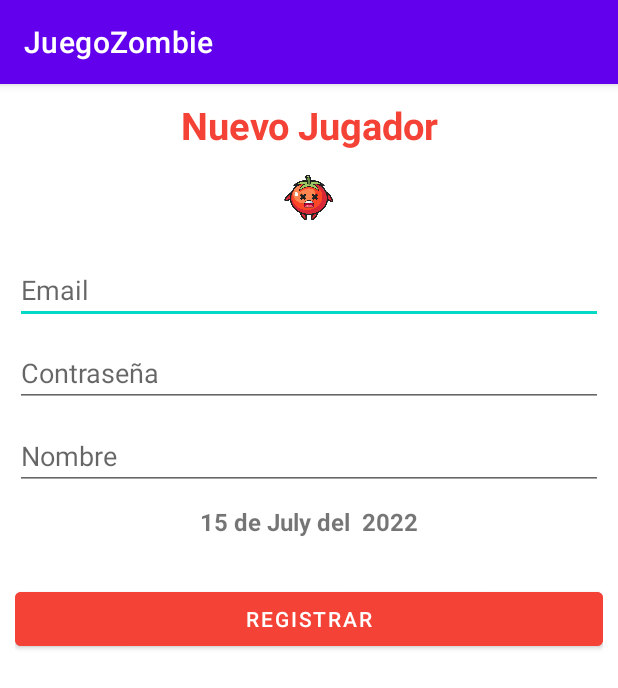
After one commit to RonnyChamba/Juego-Zombies, an Android app: the Registro screen opened directly, with no data from a screen before it, on a phone screen of 412 x 824 dp. The commit adds this screen. Shown: the top 688 px of the screen. Run offline under Robolectric (Android 15) with nearby library versions, the phone set to English and light mode, and no system bars; our stand-ins replace Firebase (no records; nobody signed in at launch, a user with empty details on screens opened directly).

Commit message:
Registrar jugador

```diff
--- a/app/build.gradle
+++ b/app/build.gradle
@@ -32,7 +32,13 @@ dependencies {
     implementation 'androidx.appcompat:appcompat:1.4.2'
     implementation 'com.google.android.material:material:1.6.1'
     implementation 'androidx.constraintlayout:constraintlayout:2.1.4'
+    implementation 'com.google.android.material:material:1.6.1'       /*DISEÑO*/
+    implementation 'com.google.firebase:firebase-auth:21.0.6'           /*AUTENTICACIÓN*/
+    implementation 'com.google.firebase:firebase-database:20.0.5'  /*BASE DATOS*/
     testImplementation 'junit:junit:4.13.2'
     androidTestImplementation 'androidx.test.ext:junit:1.1.3'
     androidTestImplementation 'androidx.test.espresso:espresso-core:3.4.0'
 }
+
+// apply plugin: fue agregado
+apply plugin: 'com.google.gms.google-services'
--- /dev/null
+++ b/app/src/main/java/com/example/juegozombie/Registro.java
@@ -0,0 +1,173 @@
+package com.example.juegozombie;
+
+import androidx.annotation.NonNull;
+import androidx.appcompat.app.AppCompatActivity;
+
+import android.content.Intent;
+import android.graphics.Path;
+import android.graphics.drawable.Drawable;
+import android.os.Bundle;
+import android.util.Patterns;
+import android.view.View;
+import android.widget.Button;
+import android.widget.EditText;
+import android.widget.TextView;
+import android.widget.Toast;
+
+import com.example.juegozombie.commons.Constantes;
+import com.google.android.gms.tasks.OnCompleteListener;
+import com.google.android.gms.tasks.Task;
+import com.google.firebase.auth.AuthResult;
+import com.google.firebase.auth.FirebaseAuth;
+import com.google.firebase.auth.FirebaseUser;
+import com.google.firebase.database.DatabaseReference;
+import com.google.firebase.database.FirebaseDatabase;
+
+import java.nio.file.Paths;
+import java.text.SimpleDateFormat;
+import java.util.Date;
+import java.util.HashMap;
+import java.util.Map;
+import java.util.regex.Pattern;
+
+public class Registro extends AppCompatActivity implements View.OnClickListener {
+
+    private EditText txtEmail;
+    private EditText txtPassword;
+    private EditText txtNombre;
+    private TextView txtFecha;
+
+    private Button btnRegistrar;
+
+    private FirebaseAuth auth; // Firebase Autenticacion
+
+    @Override
+    protected void onCreate(Bundle savedInstanceState) {
+        super.onCreate(savedInstanceState);
+        setContentView(R.layout.activity_registro);
+        initApp();
+    }
+
+    private void initApp() {
+        findByWidget();
+        setListenerClick();
+        setFecha();
+
+       // auth.initializeApp(this);
+        auth = FirebaseAuth.getInstance();
+    }
+
+    private void findByWidget() {
+
+        txtEmail = findViewById(R.id.txtCorreo);
+        txtNombre = findViewById(R.id.txtNombre);
+        txtPassword = findViewById(R.id.txtPassword);
+        txtFecha = findViewById(R.id.txtFecha);
+        btnRegistrar = findViewById(R.id.btnRegistrar);
+    }
+
+    private void setFecha() {
+        Date date = new Date();
+        SimpleDateFormat fecha = new SimpleDateFormat("d 'de' MMMM 'del'  yyyy");
+        String stringFecha = fecha.format(date);
+        txtFecha.setText(stringFecha);
+    }
+
+    private void setListenerClick() {
+        btnRegistrar.setOnClickListener(this);
+    }
+
+    @Override
+    public void onClick(View view) {
+
+        int id = view.getId();
+
+        if (id == btnRegistrar.getId()) savePlayer();
+    }
+
+    private void savePlayer() {
+
+        String email = txtEmail.getText().toString();
+        String password = txtPassword.getText().toString();
+
+        if (validFields(email, password)) {
+            registerPlayFirebase(email, password);
+        }
+
+    }
+    private boolean validFields(String email, String password){
+
+        boolean retorno  = true;
+        if (email.trim().isEmpty() ) {
+            txtEmail.setError("Ingrese email", null);
+            txtEmail.setFocusable(true);
+            retorno  = false;
+
+        } else if (!Patterns.EMAIL_ADDRESS.matcher(email).matches()) {
+            txtEmail.setError("Email invalido");
+            txtEmail.setFocusable(true);
+
+            retorno  = false;
+        } else if (password.trim().isEmpty()) {
+            txtPassword.setError("Ingrese una contraseña", null);
+            txtPassword.setFocusable(true);
+            retorno  = false;
+
+        } else if (password.trim().length() < 6) {
+            txtPassword.setError("Constraseña debe ser mayor a 6");
+            txtPassword.setFocusable(true);
+            retorno  = false;
+        }
+
+        return retorno;
+    }
+
+    private void registerPlayFirebase(String email, String password){
+        auth.createUserWithEmailAndPassword(email, password).addOnCompleteListener((task) ->{
+            // Si el jugador fue registrado correctamente
+            if (task.isSuccessful()){
+                armarJugador();
+            }else
+                Toast.makeText(Registro.this, "Ha ocurrido un error", Toast.LENGTH_LONG).show();
+
+        })   // SI falla el registro
+                .addOnFailureListener( (e) ->{
+                    Toast.makeText(Registro.this, e.getMessage(), Toast.LENGTH_LONG).show();
+        });
+    }
+
+    private void armarJugador() {
+
+        FirebaseUser user = auth.getCurrentUser();
+        int contador = 0;
+        assert  user !=null;
+
+        String uidString = user.getUid();
+        String nombre = txtNombre.getText().toString();
+        String fecha = txtFecha.getText().toString();
+        String email = txtEmail.getText().toString();
+        String password = txtPassword.getText().toString();
+
+
+        Map<String, String> datosJugador = new HashMap<>();
+
+        datosJugador.put("Uid", uidString);
+        datosJugador.put("Email", email);
+        datosJugador.put("Password", password);
+        datosJugador.put("Nombres", nombre);
+        datosJugador.put("Fecha", fecha);
+        datosJugador.put("Zombies", contador+"");
+
+        FirebaseDatabase database = FirebaseDatabase.getInstance();
+        // NOMBRE BASE DATOS
+        DatabaseReference reference = database.getReference(Constantes.NAME_BD);
+        // Guarda los datos
+
+        reference.child(uidString).setValue(datosJugador);
+        startActivity(new Intent(Registro.this, Menu.class));
+
+        Toast.makeText(Registro.this, "Jugador creado", Toast.LENGTH_LONG).show();
+
+        finish();
+    }
+}
--- a/app/src/main/java/com/example/juegozombie/commons/Constantes.java
+++ b/app/src/main/java/com/example/juegozombie/commons/Constantes.java
@@ -3,4 +3,5 @@ package com.example.juegozombie.commons;
 public class Constantes {
 
     public static final int DURACION_SPLASH = 1500;
+    public static final String NAME_BD = "MI DATA BASE JUGADORES";
 }
--- /dev/null
+++ b/app/src/main/res/layout/activity_registro.xml
@@ -0,0 +1,91 @@
+<?xml version="1.0" encoding="utf-8"?>
+<RelativeLayout xmlns:android="http://schemas.android.com/apk/res/android"
+    xmlns:app="http://schemas.android.com/apk/res-auto"
+    xmlns:tools="http://schemas.android.com/tools"
+    android:layout_width="match_parent"
+    android:layout_height="match_parent"
+    tools:context=".Registro"
+    android:padding="10dp"
+    android:background="@color/color_fondo">
+
+    <LinearLayout
+        android:layout_width="match_parent"
+        android:layout_height="match_parent"
+        android:orientation="vertical">
+
+        <LinearLayout
+            android:layout_width="match_parent"
+            android:layout_height="wrap_content"
+            android:orientation="vertical"
+            android:layout_marginBottom="10dp"
+            android:gravity="center">
+
+            <TextView
+                android:layout_width="match_parent"
+                android:layout_height="wrap_content"
+                android:text="@string/txtTitleRegistro"
+                android:textSize="@dimen/sizeTitle"
+                android:textStyle="bold"
+                android:textColor="@color/color_botones"
+                android:layout_marginBottom="0dp"
+                android:textAlignment="center"/>
+
+            <ImageView
+                android:id="@+id/imageView2"
+                android:layout_width="60dp"
+                android:layout_height="60dp"
+                app:srcCompat="@drawable/tomate_muerto" />
+        </LinearLayout>
+
+
+
+
+        <EditText
+            android:id="@+id/txtCorreo"
+            android:layout_width="match_parent"
+            android:layout_height="wrap_content"
+            android:inputType="textEmailAddress"
+            android:layout_marginBottom="@dimen/mg_tb"
+            android:hint="@string/txtEmail"/>
+
+
+        <EditText
+            android:id="@+id/txtPassword"
+            android:layout_width="match_parent"
+            android:layout_height="wrap_content"
+            android:layout_marginBottom="@dimen/mg_tb"
+            android:inputType="textPassword"
+            android:hint="@string/txtPassword"/>
+
+
+        <EditText
+            android:id="@+id/txtNombre"
+            android:layout_width="match_parent"
+            android:layout_height="wrap_content"
+            android:layout_marginBottom="@dimen/mg_tb"
+          android:hint="@string/txtNombre"/>
+
+        <TextView
+            android:id="@+id/txtFecha"
+            android:layout_width="match_parent"
+            android:layout_height="wrap_content"
+            android:layout_marginBottom="@dimen/mg_tb"
+            android:textAlignment="center"
+            android:textSize="16dp"
+            android:textStyle="bold"
+            android:text="@string/txtFecha"
+            />
+
+        <Button
+            android:layout_marginTop="20dp"
+            android:id="@+id/btnRegistrar"
+            android:layout_width="match_parent"
+            android:layout_height="wrap_content"
+            android:text="@string/btnRegistrar"
+            android:backgroundTint="@color/color_botones"/>
+    </LinearLayout>
+
+
+
+
+</RelativeLayout>
--- a/app/src/main/res/values/colors.xml
+++ b/app/src/main/res/values/colors.xml
@@ -7,4 +7,8 @@
     <color name="teal_700">#FF018786</color>
     <color name="black">#FF000000</color>
     <color name="white">#FFFFFFFF</color>
+    <color name="color_fondo">#FFFFFFFF</color>
+
+    <color name="color_botones">#F44336</color>
+
 </resources>
--- a/app/src/main/res/values/strings.xml
+++ b/app/src/main/res/values/strings.xml
@@ -1,3 +1,21 @@
 <resources>
     <string name="app_name">JuegoZombie</string>
+
+    <dimen name="sizeTitle">25dp</dimen>
+
+    <!-- Main Activity-->
+    <string name="btnLogin">Login</string>
+    <string name="btnRegistro">Registro</string>
+
+    <!-- Nuevo Jugador -->
+    <string name="txtTitleRegistro">Nuevo Jugador</string>
+    <string name="txtNombre">Nombre</string>
+    <string name="txtEmail">Email</string>
+    <string name="txtPassword">Contraseña</string>
+    <string name="btnRegistrar">Registrar</string>
+    <string name="txtFecha">Fecha</string>
+
+    <dimen name="mg_tb">10dp</dimen>
+
+
 </resources>
```
Also changed, not shown: app/src/main/AndroidManifest.xml (+9 -4 lines), app/src/main/java/com/example/juegozombie/MainActivity.java (+41 -1 lines), app/src/main/java/com/example/juegozombie/Menu.java (added, +14 -0 lines), app/src/main/res/layout/activity_main.xml (+25 -11 lines), app/src/main/res/layout/activity_menu.xml (added, +9 -0 lines), build.gradle (+10 -1 lines).
